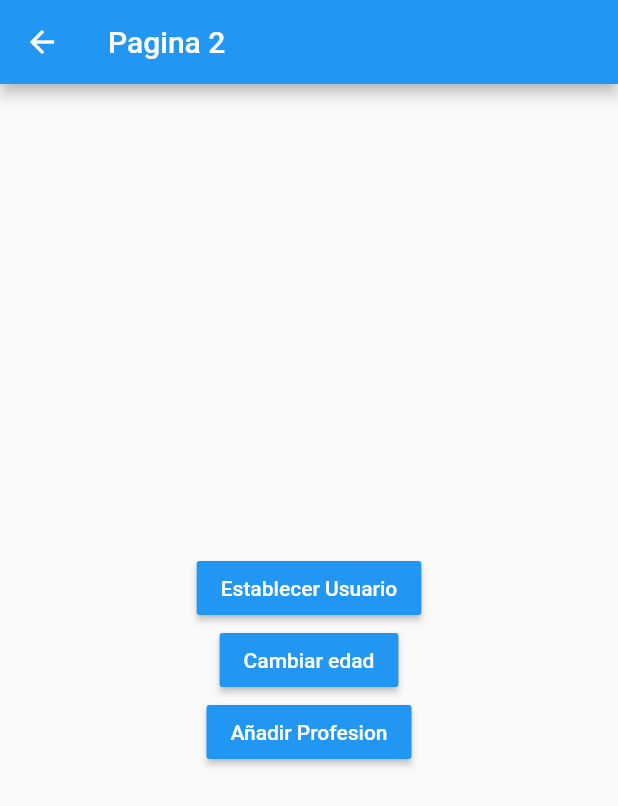
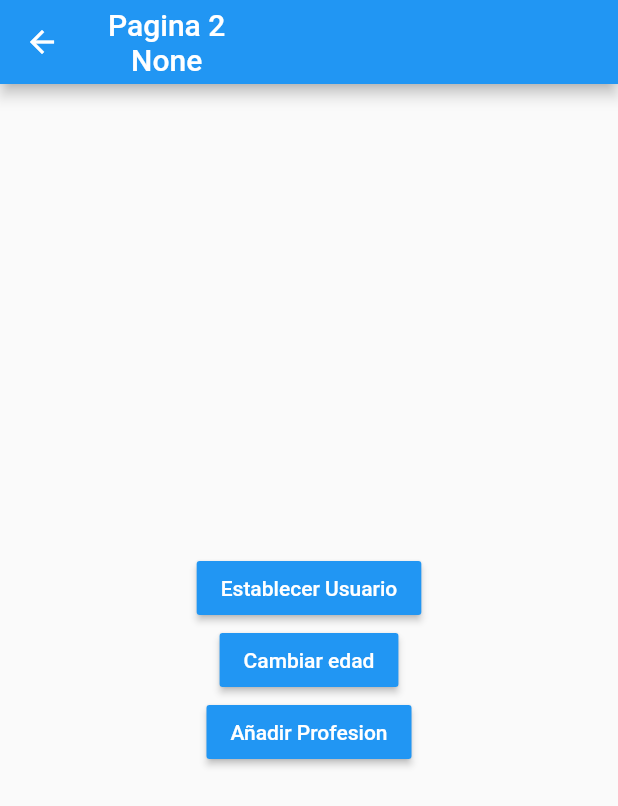
Before and after one commit to sigmasyd/fl_estados, a Flutter app: the screen it shows after launch, after a tap on the "accessibility new" icon, on a phone screen of 412 x 824 dp. Shown: the top 806 px of the screen. Run offline on Flutter 3.47's test engine with Material 2 defaults, Android fonts, the phone set to English and light mode, and no system bars.

Commit message:
Se finaliza singleton con multiple listeners 	modificado:     lib/pages/pagina1_page.dart 	modificado:     lib/pages/pagina2_page.dart 	modificado:     lib/services/usuario_service.dart

```diff
--- a/lib/pages/pagina1_page.dart
+++ b/lib/pages/pagina1_page.dart
@@ -9,9 +9,17 @@ class Pagina1Page extends StatelessWidget {
       appBar: AppBar(
         title: Text('Pagina 1'),
       ),
-      body: usuarioService.existeUsuario
-          ? InformacionUsuario(usuarioService.usuario)
-          : Center(child: Text('No hay información del usuario')),
+      body: StreamBuilder(
+        stream: usuarioService.usuarioStream ,
+        builder: (BuildContext context, AsyncSnapshot<Usuario> snapshot){
+          return snapshot.hasData
+          //usuarioService.existeUsuario
+          // se puede usar usuarioService.usuario o snapshot.data ya que es la misma data
+          //? InformacionUsuario(usuarioService.usuario)
+          ? InformacionUsuario(snapshot.data)
+          : Center(child: Text('No hay información del usuario'));
+        },
+      ),
       floatingActionButton: FloatingActionButton(
         child: Icon(Icons.accessibility_new),
         onPressed: () => Navigator.pushNamed(context, 'pagina2'),
--- a/lib/pages/pagina2_page.dart
+++ b/lib/pages/pagina2_page.dart
@@ -1,5 +1,6 @@
 import 'package:flutter/material.dart';
 import 'package:flutter_estados/models/usuario.dart';
+import 'package:flutter_estados/pages/pagina1_page.dart';
 import 'package:flutter_estados/services/usuario_service.dart';
 
 class Pagina2Page extends StatelessWidget {
@@ -7,7 +8,7 @@ class Pagina2Page extends StatelessWidget {
   Widget build(BuildContext context) {
     return Scaffold(
       appBar: AppBar(
-        title: Text('Pagina 2'),
+        title: _PageTitle(),
       ),
       body: Center(
         child: Column(
@@ -42,3 +43,22 @@ class Pagina2Page extends StatelessWidget {
     );
   }
 }
+
+class _PageTitle extends StatelessWidget {
+  @override
+  Widget build(BuildContext context) {
+    return Column(
+      children: [
+        Text('Pagina 2'),
+        StreamBuilder(
+          stream: usuarioService.usuarioStream,
+          builder: (BuildContext context, AsyncSnapshot<Usuario> snapshot){
+            return snapshot.hasData
+            ? Text('Nombre: ${snapshot.data.nombre}')
+            : Text('None');
+          }
+        )
+      ],
+    );
+  }
+}
--- a/lib/services/usuario_service.dart
+++ b/lib/services/usuario_service.dart
@@ -1,17 +1,29 @@
+import 'dart:async';
+
 import 'package:flutter_estados/models/usuario.dart';
 
 class _UsuarioService {
   Usuario _usuario;
+  StreamController<Usuario> _usuarioStremController = new StreamController<
+      Usuario>.broadcast(); // para habilitar multiple listeners
 
   Usuario get usuario => this._usuario;
+  bool get existeUsuario => (this._usuario != null) ? true : false;
 
-  bool get existeUsuario => (this._usuario != null) ? true : false;
+  Stream<Usuario> get usuarioStream => _usuarioStremController.stream;
+
   void cargarUsuario(Usuario user) {
     this._usuario = user;
+    this._usuarioStremController.add(user);
   }
 
   void cambiarEdad(int edad) {
     this._usuario.edad = edad;
+    this._usuarioStremController.add(this._usuario);
+  }
+
+  dispose() {
+    this._usuarioStremController?.close();
   }
 }
 
```
